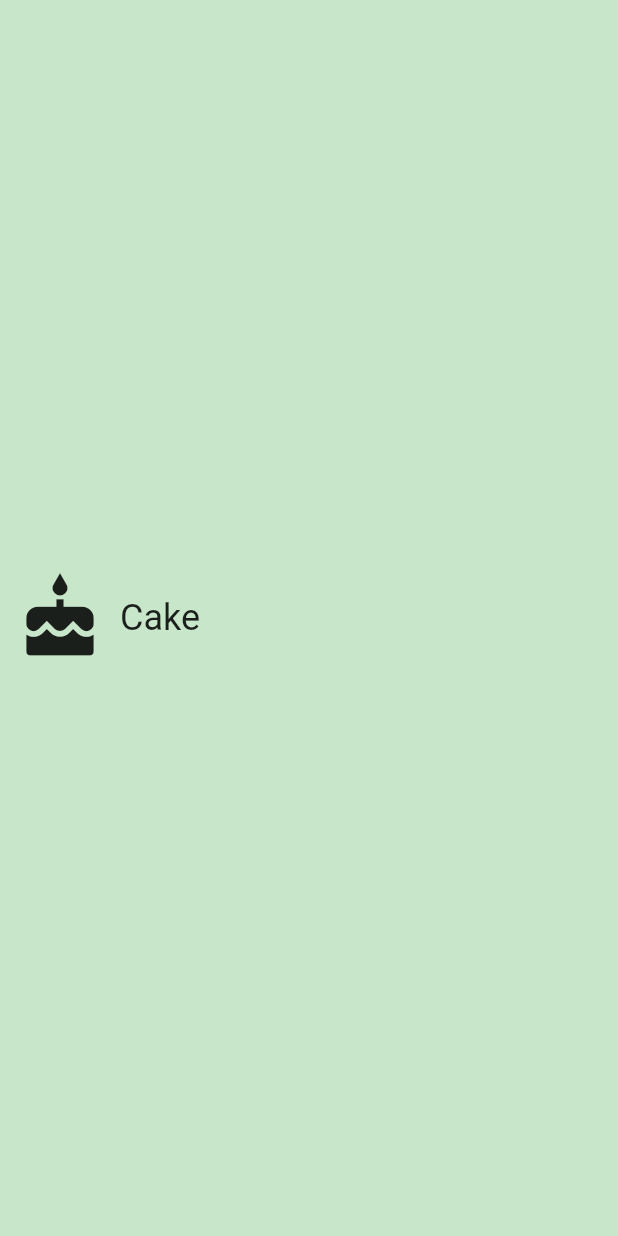
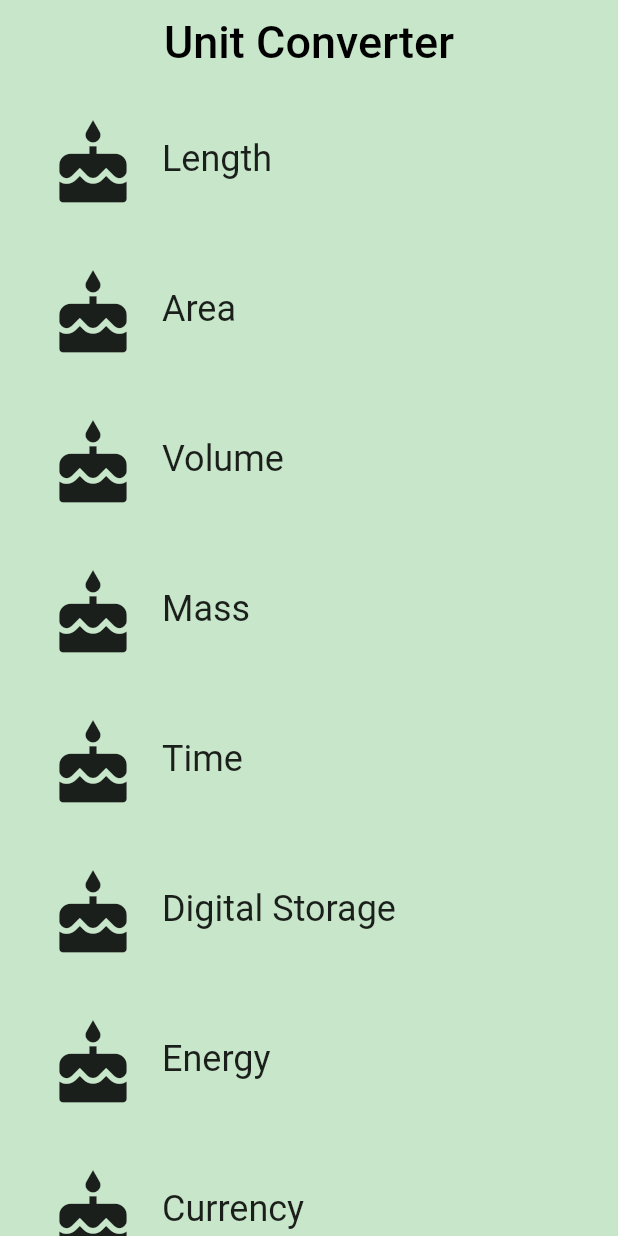
Before and after one commit to runnerro4d/Flutter, a Flutter app: the screen it shows after launch, on a phone screen of 412 x 824 dp. Run offline on Flutter 3.47's test engine with Material 2 defaults, Android fonts, the phone set to English and light mode, and no system bars.

Commit message:
Button App

```diff
--- a/lib/category.dart
+++ b/lib/category.dart
@@ -5,26 +5,39 @@
 // To keep your imports tidy, follow the ordering guidelines at
 // https://www.dartlang.org/guides/language/effective-dart/style#ordering
 import 'package:flutter/material.dart';
+// @required is defined in the meta.dart package
+import 'package:meta/meta.dart';
+
+// We use an underscore to indicate that these variables are private.
+// See https://www.dartlang.org/guides/language/effective-dart/design#libraries
+final _rowHeight = 100.0;
+final _borderRadius = BorderRadius.circular(_rowHeight / 2);
 
 /// A custom [Category] widget.
 ///
 /// The widget is composed on an [Icon] and [Text]. Tapping on the widget shows
 /// a colored [InkWell] animation.
 class Category extends StatelessWidget {
+  final String name;
+  final ColorSwatch color;
+  final IconData iconLocation;
+
   /// Creates a [Category].
   ///
   /// A [Category] saves the name of the Category (e.g. 'Length'), its color for
   /// the UI, and the icon that represents it (e.g. a ruler).
-  // TODO: You'll need the name, color, and iconLocation from main.dart
-  var newName;
-  var newIcon;
-  var newColor;
-
-  Category(myName, myIcon, myColor) {
-    newName = myName;
-    newIcon = myIcon;
-    newColor = myColor;
-  }
+// While the @required checks for whether a named parameter is passed in,
+// it doesn't check whether the object passed in is null. We check that
+// in the assert statement.
+  const Category({
+    Key key,
+    @required this.name,
+    @required this.color,
+    @required this.iconLocation,
+  })  : assert(name != null),
+        assert(color != null),
+        assert(iconLocation != null),
+        super(key: key);
 
   /// Builds a custom widget that shows [Category] information.
   ///
@@ -35,34 +48,45 @@ class Category extends StatelessWidget {
 // Theme ancestor in the tree. Below, we obtain the display1 text theme.
 // See https://docs.flutter.io/flutter/material/Theme-class.html
   Widget build(BuildContext context) {
-    // TODO: Build the custom widget here, referring to the Specs.
     return Material(
       color: Colors.transparent,
       child: Container(
-        height: 100.0,
+        height: _rowHeight,
         child: InkWell(
-          splashColor: newColor,
-          highlightColor: newColor,
-          borderRadius: BorderRadius.circular(50),
+          borderRadius: _borderRadius,
+          highlightColor: color,
+          splashColor: color,
+// We can use either the () => function() or the () { function(); }
+// syntax.
+          onTap: () {
+            print('I was tapped!');
+          },
+          child: Padding(
+            padding: EdgeInsets.all(8.0),
             child: Row(
               crossAxisAlignment: CrossAxisAlignment.stretch,
-            children: <Widget>[
+// There are two ways to denote a list: `[]` and `List()`.
+// Prefer to use the literal syntax, i.e. `[]`, instead of `List()`.
+// You can add the type argument if you'd like, i.e. <Widget>[].
+// See https://www.dartlang.org/guides/language/effective-dart/usage#do-use-collection-literals-when-possible
+              children: [
                 Padding(
-                  padding: EdgeInsets.all(10),
+                  padding: EdgeInsets.all(16.0),
                   child: Icon(
-                    newIcon,
-                    size: 60,
-                  )),
+                    iconLocation,
+                    size: 60.0,
+                  ),
+                ),
                 Center(
                   child: Text(
-                newName,
-                style: TextStyle(fontSize: 24),
-              )),
+                    name,
+                    textAlign: TextAlign.center,
+                    style: Theme.of(context).textTheme.headline,
+                  ),
+                ),
               ],
             ),
-          onTap: () {
-            print('I was tapped');
-          },
+          ),
         ),
       ),
     );
--- /dev/null
+++ b/lib/category_route.dart
@@ -0,0 +1,106 @@
+// Copyright 2018 The Chromium Authors. All rights reserved.
+// Use of this source code is governed by a BSD-style license that can be
+// found in the LICENSE file.
+
+import 'package:flutter/material.dart';
+import 'category.dart';
+
+final _backgroundColor = Colors.green[100];
+
+/// Category Route (screen).
+///
+/// This is the 'home' screen of the Unit Converter. It shows a header and
+/// a list of [Categories].
+///
+/// While it is named CategoryRoute, a more apt name would be CategoryScreen,
+/// because it is responsible for the UI at the route's destination.
+class CategoryRoute extends StatelessWidget {
+  const CategoryRoute();
+
+  static const _categoryNames = <String>[
+    'Length',
+    'Area',
+    'Volume',
+    'Mass',
+    'Time',
+    'Digital Storage',
+    'Energy',
+    'Currency',
+  ];
+
+  static const _baseColors = <Color>[
+    Colors.teal,
+    Colors.orange,
+    Colors.pinkAccent,
+    Colors.blueAccent,
+    Colors.yellow,
+    Colors.greenAccent,
+    Colors.purpleAccent,
+    Colors.red,
+  ];
+
+  @override
+  Widget build(BuildContext context) {
+    // TODO: Create a list of the eight Categories, using the names and colors
+    // from above. Use a placeholder icon, such as `Icons.cake` for each
+    // Category. We'll add custom icons later.
+
+    // TODO: Create a list view of the Categories
+    final listView = Container(
+      color: _backgroundColor,
+      padding: EdgeInsets.only(left: 8.0, right: 8.0),
+      child: ListView(
+        children: <Widget>[
+          Category(
+              name: _categoryNames[0],
+              color: _baseColors[0],
+              iconLocation: Icons.cake),
+          Category(
+              name: _categoryNames[1],
+              color: _baseColors[1],
+              iconLocation: Icons.cake),
+          Category(
+              name: _categoryNames[2],
+              color: _baseColors[2],
+              iconLocation: Icons.cake),
+          Category(
+              name: _categoryNames[3],
+              color: _baseColors[3],
+              iconLocation: Icons.cake),
+          Category(
+              name: _categoryNames[4],
+              color: _baseColors[4],
+              iconLocation: Icons.cake),
+          Category(
+              name: _categoryNames[5],
+              color: _baseColors[5],
+              iconLocation: Icons.cake),
+          Category(
+              name: _categoryNames[6],
+              color: _baseColors[6],
+              iconLocation: Icons.cake),
+          Category(
+              name: _categoryNames[7],
+              color: _baseColors[7],
+              iconLocation: Icons.cake)
+        ],
+      ),
+    );
+
+    // TODO: Create an App Bar
+    final appBar = AppBar(
+      backgroundColor: _backgroundColor,
+      title: Text(
+        'Unit Converter',
+        style: TextStyle(fontSize: 30.0, color: Colors.black),
+      ),
+      centerTitle: true,
+      elevation: 0.0,
+    );
+
+    return Scaffold(
+      appBar: appBar,
+      body: listView,
+    );
+  }
+}
--- a/lib/main.dart
+++ b/lib/main.dart
@@ -5,15 +5,7 @@
 // You can read about packages here: https://flutter.io/using-packages/
 import 'package:flutter/material.dart';
 
-// You can use a relative import, i.e. `import 'category.dart';` or
-// a package import, as shown below.
-// More details at http://dart-lang.github.io/linter/lints/avoid_relative_lib_imports.html
-import 'category.dart';
-
-// TODO: Pass this information into your custom [Category] widget
-const _categoryName = 'Cake';
-const _categoryIcon = Icons.cake;
-const _categoryColor = Colors.green;
+import 'category_route.dart';
 
 /// The function that is called when main.dart is run.
 void main() {
@@ -21,20 +13,18 @@ void main() {
 }
 
 /// This widget is the root of our application.
-/// Currently, we just show one widget in our app.
+///
+/// The first screen we see is a list [Categories].
 class UnitConverterApp extends StatelessWidget {
   @override
   Widget build(BuildContext context) {
     return MaterialApp(
+
       debugShowCheckedModeBanner: false,
       title: 'Unit Converter',
-      home: Scaffold(
-        backgroundColor: Colors.green[100],
-        body: Center(
-          // TODO: Determine what properties you'll need to pass into the widget
-          child: Category(_categoryName,_categoryIcon,_categoryColor),
-        ),
-      ),
+      // TODO: Instead of pointing to exactly 1 Category widget,
+      // our home should now point to an instance of the CategoryRoute widget.
+      home: CategoryRoute(),
     );
   }
 }
```
Lines whose indentation alone changed are shown as unchanged.
